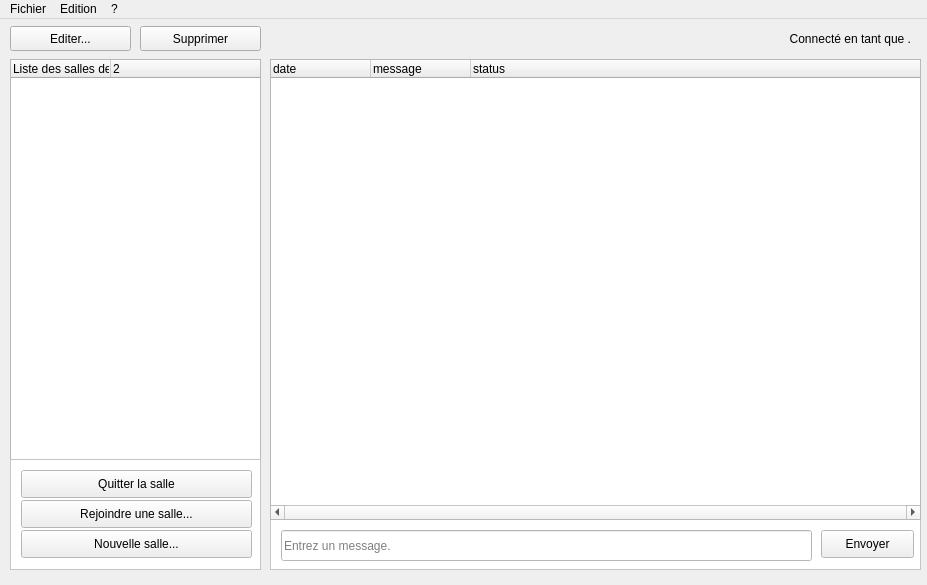
Old version of the form Chat/viewChat.ui in the repository edri/ProjetChat2015.
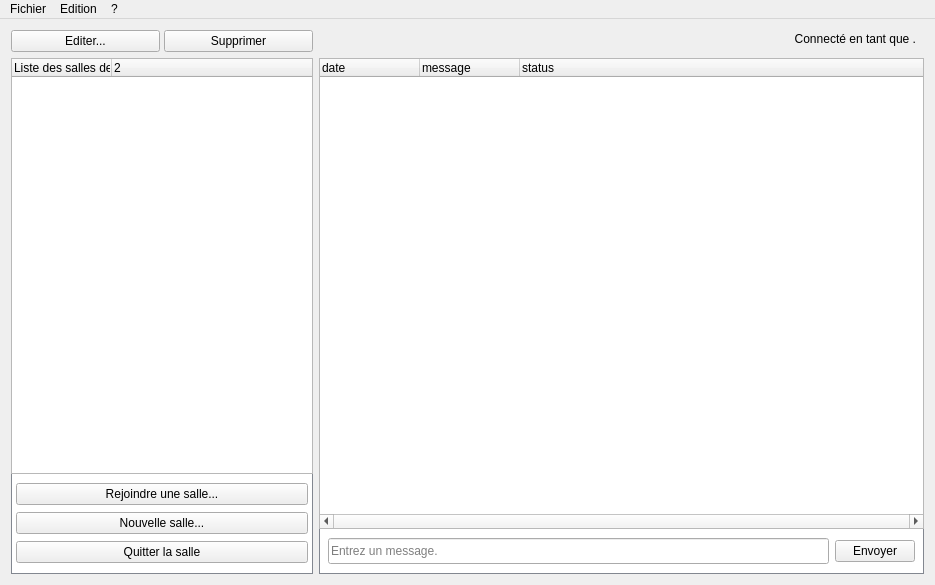
New version of the form. Icons and pictures are not drawn.

Commit message: Redimensionnement dynamique de la fenêtre de chat.

```diff
--- a/Chat/viewChat.ui
+++ b/Chat/viewChat.ui
@@ -6,7 +6,7 @@
    <rect>
     <x>0</x>
     <y>0</y>
-    <width>927</width>
+    <width>935</width>
     <height>585</height>
    </rect>
   </property>
@@ -14,184 +14,31 @@
    <string>Chat</string>
   </property>
   <widget class="QWidget" name="centralWidget">
-   <widget class="QLabel" name="lbl_connectedAs">
-    <property name="geometry">
-     <rect>
-      <x>280</x>
-      <y>10</y>
-      <width>631</width>
-      <height>20</height>
-     </rect>
-    </property>
-    <property name="text">
-     <string>Connecté en tant que &lt;b&gt;&lt;/b&gt;.</string>
-    </property>
-    <property name="alignment">
-     <set>Qt::AlignRight|Qt::AlignTrailing|Qt::AlignVCenter</set>
-    </property>
-   </widget>
-   <widget class="QScrollArea" name="sca_buttons">
-    <property name="geometry">
-     <rect>
-      <x>10</x>
-      <y>440</y>
-      <width>251</width>
-      <height>111</height>
-     </rect>
-    </property>
-    <property name="palette">
-     <palette>
-      <active>
-       <colorrole role="Base">
-        <brush brushstyle="SolidPattern">
-         <color alpha="255">
-          <red>255</red>
-          <green>255</green>
-          <blue>255</blue>
-         </color>
-        </brush>
-       </colorrole>
-       <colorrole role="Window">
-        <brush brushstyle="SolidPattern">
-         <color alpha="255">
-          <red>255</red>
-          <green>255</green>
-          <blue>255</blue>
-         </color>
-        </brush>
-       </colorrole>
-      </active>
-      <inactive>
-       <colorrole role="Base">
-        <brush brushstyle="SolidPattern">
-         <color alpha="255">
-          <red>255</red>
-          <green>255</green>
-          <blue>255</blue>
-         </color>
-        </brush>
-       </colorrole>
-       <colorrole role="Window">
-        <brush brushstyle="SolidPattern">
-         <color alpha="255">
-          <red>255</red>
-          <green>255</green>
-          <blue>255</blue>
-         </color>
-        </brush>
-       </colorrole>
-      </inactive>
-      <disabled>
-       <colorrole role="Base">
-        <brush brushstyle="SolidPattern">
-         <color alpha="255">
-          <red>255</red>
-          <green>255</green>
-          <blue>255</blue>
-         </color>
-        </brush>
-       </colorrole>
-       <colorrole role="Window">
-        <brush brushstyle="SolidPattern">
-         <color alpha="255">
-          <red>255</red>
-          <green>255</green>
-          <blue>255</blue>
-         </color>
-        </brush>
-       </colorrole>
-      </disabled>
-     </palette>
-    </property>
-    <property name="frameShape">
-     <enum>QFrame::StyledPanel</enum>
-    </property>
-    <property name="frameShadow">
-     <enum>QFrame::Sunken</enum>
-    </property>
-    <property name="midLineWidth">
+   <layout class="QHBoxLayout" name="horizontalLayout_6">
+    <item>
+     <layout class="QGridLayout" name="gridLayout_4" columnstretch="1,2" columnminimumwidth="300,500">
+      <property name="topMargin">
+       <number>0</number>
+      </property>
+      <item row="1" column="0">
+       <layout class="QVBoxLayout" name="verticalLayout_3" stretch="0,0">
+        <property name="spacing">
      <number>0</number>
     </property>
-    <property name="verticalScrollBarPolicy">
-     <enum>Qt::ScrollBarAlwaysOff</enum>
-    </property>
-    <property name="horizontalScrollBarPolicy">
-     <enum>Qt::ScrollBarAlwaysOff</enum>
-    </property>
-    <property name="widgetResizable">
-     <bool>true</bool>
-    </property>
-    <widget class="QWidget" name="scrollAreaWidgetContents_3">
-     <property name="geometry">
-      <rect>
-       <x>0</x>
-       <y>0</y>
-       <width>249</width>
-       <height>109</height>
-      </rect>
-     </property>
-     <widget class="QPushButton" name="btn_newRoom">
-      <property name="geometry">
-       <rect>
-        <x>10</x>
-        <y>70</y>
-        <width>231</width>
-        <height>28</height>
-       </rect>
-      </property>
-      <property name="text">
-       <string>Nouvelle salle...</string>
-      </property>
-      <property name="default">
-       <bool>false</bool>
-      </property>
-      <property name="flat">
-       <bool>false</bool>
-      </property>
-     </widget>
-     <widget class="QPushButton" name="btn_leaveRoom">
-      <property name="geometry">
-       <rect>
-        <x>10</x>
-        <y>10</y>
-        <width>231</width>
-        <height>28</height>
-       </rect>
-      </property>
-      <property name="text">
-       <string>Quitter la salle</string>
-      </property>
-     </widget>
-     <widget class="QPushButton" name="btn_joinRoom">
-      <property name="geometry">
-       <rect>
-        <x>10</x>
-        <y>40</y>
-        <width>231</width>
-        <height>28</height>
-       </rect>
-      </property>
-      <property name="text">
-       <string>Rejoindre une salle...</string>
-      </property>
-     </widget>
-    </widget>
-   </widget>
+        <item>
    <widget class="QTreeWidget" name="tre_rooms">
-    <property name="geometry">
-     <rect>
-      <x>10</x>
-      <y>40</y>
-      <width>251</width>
-      <height>401</height>
-     </rect>
-    </property>
     <property name="verticalScrollBarPolicy">
      <enum>Qt::ScrollBarAsNeeded</enum>
     </property>
     <property name="sizeAdjustPolicy">
      <enum>QAbstractScrollArea::AdjustIgnored</enum>
     </property>
+          <property name="iconSize">
+           <size>
+            <width>30</width>
+            <height>30</height>
+           </size>
+          </property>
     <column>
      <property name="text">
       <string>Liste des salles de discussion</string>
@@ -209,18 +56,107 @@
      </property>
     </column>
    </widget>
-   <widget class="QScrollArea" name="sca_message">
-    <property name="geometry">
-     <rect>
-      <x>270</x>
-      <y>500</y>
-      <width>651</width>
-      <height>51</height>
-     </rect>
+        </item>
+        <item>
+         <layout class="QVBoxLayout" name="verticalLayout_8">
+          <item>
+           <widget class="QWidget" name="wdg_roomButtons" native="true">
+            <property name="sizePolicy">
+             <sizepolicy hsizetype="Expanding" vsizetype="Fixed">
+              <horstretch>0</horstretch>
+              <verstretch>0</verstretch>
+             </sizepolicy>
+            </property>
+            <property name="minimumSize">
+             <size>
+              <width>0</width>
+              <height>100</height>
+             </size>
     </property>
     <property name="palette">
      <palette>
       <active>
+               <colorrole role="WindowText">
+                <brush brushstyle="SolidPattern">
+                 <color alpha="255">
+                  <red>0</red>
+                  <green>0</green>
+                  <blue>0</blue>
+                 </color>
+                </brush>
+               </colorrole>
+               <colorrole role="Button">
+                <brush brushstyle="SolidPattern">
+                 <color alpha="255">
+                  <red>255</red>
+                  <green>255</green>
+                  <blue>255</blue>
+                 </color>
+                </brush>
+               </colorrole>
+               <colorrole role="Light">
+                <brush brushstyle="SolidPattern">
+                 <color alpha="255">
+                  <red>255</red>
+                  <green>255</green>
+                  <blue>255</blue>
+                 </color>
+                </brush>
+               </colorrole>
+               <colorrole role="Midlight">
+                <brush brushstyle="SolidPattern">
+                 <color alpha="255">
+                  <red>255</red>
+                  <green>255</green>
+                  <blue>255</blue>
+                 </color>
+                </brush>
+               </colorrole>
+               <colorrole role="Dark">
+                <brush brushstyle="SolidPattern">
+                 <color alpha="255">
+                  <red>127</red>
+                  <green>127</green>
+                  <blue>127</blue>
+                 </color>
+                </brush>
+               </colorrole>
+               <colorrole role="Mid">
+                <brush brushstyle="SolidPattern">
+                 <color alpha="255">
+                  <red>170</red>
+                  <green>170</green>
+                  <blue>170</blue>
+                 </color>
+                </brush>
+               </colorrole>
+               <colorrole role="Text">
+                <brush brushstyle="SolidPattern">
+                 <color alpha="255">
+                  <red>0</red>
+                  <green>0</green>
+                  <blue>0</blue>
+                 </color>
+                </brush>
+               </colorrole>
+               <colorrole role="BrightText">
+                <brush brushstyle="SolidPattern">
+                 <color alpha="255">
+                  <red>255</red>
+                  <green>255</green>
+                  <blue>255</blue>
+                 </color>
+                </brush>
+               </colorrole>
+               <colorrole role="ButtonText">
+                <brush brushstyle="SolidPattern">
+                 <color alpha="255">
+                  <red>0</red>
+                  <green>0</green>
+                  <blue>0</blue>
+                 </color>
+                </brush>
+               </colorrole>
        <colorrole role="Base">
         <brush brushstyle="SolidPattern">
          <color alpha="255">
@@ -239,8 +175,125 @@
          </color>
         </brush>
        </colorrole>
+               <colorrole role="Shadow">
+                <brush brushstyle="SolidPattern">
+                 <color alpha="255">
+                  <red>0</red>
+                  <green>0</green>
+                  <blue>0</blue>
+                 </color>
+                </brush>
+               </colorrole>
+               <colorrole role="AlternateBase">
+                <brush brushstyle="SolidPattern">
+                 <color alpha="255">
+                  <red>255</red>
+                  <green>255</green>
+                  <blue>255</blue>
+                 </color>
+                </brush>
+               </colorrole>
+               <colorrole role="ToolTipBase">
+                <brush brushstyle="SolidPattern">
+                 <color alpha="255">
+                  <red>255</red>
+                  <green>255</green>
+                  <blue>220</blue>
+                 </color>
+                </brush>
+               </colorrole>
+               <colorrole role="ToolTipText">
+                <brush brushstyle="SolidPattern">
+                 <color alpha="255">
+                  <red>0</red>
+                  <green>0</green>
+                  <blue>0</blue>
+                 </color>
+                </brush>
+               </colorrole>
       </active>
       <inactive>
+               <colorrole role="WindowText">
+                <brush brushstyle="SolidPattern">
+                 <color alpha="255">
+                  <red>0</red>
+                  <green>0</green>
+                  <blue>0</blue>
+                 </color>
+                </brush>
+               </colorrole>
+               <colorrole role="Button">
+                <brush brushstyle="SolidPattern">
+                 <color alpha="255">
+                  <red>255</red>
+                  <green>255</green>
+                  <blue>255</blue>
+                 </color>
+                </brush>
+               </colorrole>
+               <colorrole role="Light">
+                <brush brushstyle="SolidPattern">
+                 <color alpha="255">
+                  <red>255</red>
+                  <green>255</green>
+                  <blue>255</blue>
+                 </color>
+                </brush>
+               </colorrole>
+               <colorrole role="Midlight">
+                <brush brushstyle="SolidPattern">
+                 <color alpha="255">
+                  <red>255</red>
+                  <green>255</green>
+                  <blue>255</blue>
+                 </color>
+                </brush>
+               </colorrole>
+               <colorrole role="Dark">
+                <brush brushstyle="SolidPattern">
+                 <color alpha="255">
+                  <red>127</red>
+                  <green>127</green>
+                  <blue>127</blue>
+                 </color>
+                </brush>
+               </colorrole>
+               <colorrole role="Mid">
+                <brush brushstyle="SolidPattern">
+                 <color alpha="255">
+                  <red>170</red>
+                  <green>170</green>
+                  <blue>170</blue>
+                 </color>
+                </brush>
+               </colorrole>
+               <colorrole role="Text">
+                <brush brushstyle="SolidPattern">
+                 <color alpha="255">
+                  <red>0</red>
+                  <green>0</green>
+                  <blue>0</blue>
+                 </color>
+                </brush>
+               </colorrole>
+               <colorrole role="BrightText">
+                <brush brushstyle="SolidPattern">
+                 <color alpha="255">
+                  <red>255</red>
+                  <green>255</green>
+                  <blue>255</blue>
+                 </color>
+                </brush>
+               </colorrole>
+               <colorrole role="ButtonText">
+                <brush brushstyle="SolidPattern">
+                 <color alpha="255">
+                  <red>0</red>
+                  <green>0</green>
+                  <blue>0</blue>
+                 </color>
+                </brush>
+               </colorrole>
        <colorrole role="Base">
         <brush brushstyle="SolidPattern">
          <color alpha="255">
@@ -259,8 +312,125 @@
          </color>
         </brush>
        </colorrole>
+               <colorrole role="Shadow">
+                <brush brushstyle="SolidPattern">
+                 <color alpha="255">
+                  <red>0</red>
+                  <green>0</green>
+                  <blue>0</blue>
+                 </color>
+                </brush>
+               </colorrole>
+               <colorrole role="AlternateBase">
+                <brush brushstyle="SolidPattern">
+                 <color alpha="255">
+                  <red>255</red>
+                  <green>255</green>
+                  <blue>255</blue>
+                 </color>
+                </brush>
+               </colorrole>
+               <colorrole role="ToolTipBase">
+                <brush brushstyle="SolidPattern">
+                 <color alpha="255">
+                  <red>255</red>
+                  <green>255</green>
+                  <blue>220</blue>
+                 </color>
+                </brush>
+               </colorrole>
+               <colorrole role="ToolTipText">
+                <brush brushstyle="SolidPattern">
+                 <color alpha="255">
+                  <red>0</red>
+                  <green>0</green>
+                  <blue>0</blue>
+                 </color>
+                </brush>
+               </colorrole>
       </inactive>
       <disabled>
+               <colorrole role="WindowText">
+                <brush brushstyle="SolidPattern">
+                 <color alpha="255">
+                  <red>127</red>
+                  <green>127</green>
+                  <blue>127</blue>
+                 </color>
+                </brush>
+               </colorrole>
+               <colorrole role="Button">
+                <brush brushstyle="SolidPattern">
+                 <color alpha="255">
+                  <red>255</red>
+                  <green>255</green>
+                  <blue>255</blue>
+                 </color>
+                </brush>
+               </colorrole>
+               <colorrole role="Light">
+                <brush brushstyle="SolidPattern">
+                 <color alpha="255">
+                  <red>255</red>
+                  <green>255</green>
+                  <blue>255</blue>
+                 </color>
+                </brush>
+               </colorrole>
+               <colorrole role="Midlight">
+                <brush brushstyle="SolidPattern">
+                 <color alpha="255">
+                  <red>255</red>
+                  <green>255</green>
+                  <blue>255</blue>
+                 </color>
+                </brush>
+               </colorrole>
+               <colorrole role="Dark">
+                <brush brushstyle="SolidPattern">
+                 <color alpha="255">
+                  <red>127</red>
+                  <green>127</green>
+                  <blue>127</blue>
+                 </color>
+                </brush>
+               </colorrole>
+               <colorrole role="Mid">
+                <brush brushstyle="SolidPattern">
+                 <color alpha="255">
+                  <red>170</red>
+                  <green>170</green>
+                  <blue>170</blue>
+                 </color>
+                </brush>
+               </colorrole>
+               <colorrole role="Text">
+                <brush brushstyle="SolidPattern">
+                 <color alpha="255">
+                  <red>127</red>
+                  <green>127</green>
+                  <blue>127</blue>
+                 </color>
+                </brush>
+               </colorrole>
+               <colorrole role="BrightText">
+                <brush brushstyle="SolidPattern">
+                 <color alpha="255">
+                  <red>255</red>
+                  <green>255</green>
+                  <blue>255</blue>
+                 </color>
+                </brush>
+               </colorrole>
+               <colorrole role="ButtonText">
+                <brush brushstyle="SolidPattern">
+                 <color alpha="255">
+                  <red>127</red>
+                  <green>127</green>
+                  <blue>127</blue>
+                 </color>
+                </brush>
+               </colorrole>
        <colorrole role="Base">
         <brush brushstyle="SolidPattern">
          <color alpha="255">
@@ -279,82 +449,141 @@
          </color>
         </brush>
        </colorrole>
+               <colorrole role="Shadow">
+                <brush brushstyle="SolidPattern">
+                 <color alpha="255">
+                  <red>0</red>
+                  <green>0</green>
+                  <blue>0</blue>
+                 </color>
+                </brush>
+               </colorrole>
+               <colorrole role="AlternateBase">
+                <brush brushstyle="SolidPattern">
+                 <color alpha="255">
+                  <red>255</red>
+                  <green>255</green>
+                  <blue>255</blue>
+                 </color>
+                </brush>
+               </colorrole>
+               <colorrole role="ToolTipBase">
+                <brush brushstyle="SolidPattern">
+                 <color alpha="255">
+                  <red>255</red>
+                  <green>255</green>
+                  <blue>220</blue>
+                 </color>
+                </brush>
+               </colorrole>
+               <colorrole role="ToolTipText">
+                <brush brushstyle="SolidPattern">
+                 <color alpha="255">
+                  <red>0</red>
+                  <green>0</green>
+                  <blue>0</blue>
+                 </color>
+                </brush>
+               </colorrole>
       </disabled>
      </palette>
     </property>
-    <property name="frameShape">
-     <enum>QFrame::StyledPanel</enum>
-    </property>
-    <property name="frameShadow">
-     <enum>QFrame::Sunken</enum>
-    </property>
-    <property name="midLineWidth">
+            <property name="autoFillBackground">
+             <bool>false</bool>
+            </property>
+            <property name="styleSheet">
+             <string notr="true">QWidget#wdg_roomButtons
+{
+	background-color: white;
+	border-left: 1px solid #828790;
+	border-bottom: 1px solid #828790;
+	border-right: 1px solid #828790;
+}</string>
+            </property>
+            <layout class="QVBoxLayout" name="verticalLayout_10">
+             <property name="spacing">
+              <number>3</number>
+             </property>
+             <property name="leftMargin">
+              <number>5</number>
+             </property>
+             <property name="topMargin">
+              <number>5</number>
+             </property>
+             <property name="rightMargin">
+              <number>5</number>
+             </property>
+             <property name="bottomMargin">
+              <number>5</number>
+             </property>
+             <item>
+              <widget class="QPushButton" name="btn_joinRoom">
+               <property name="sizePolicy">
+                <sizepolicy hsizetype="Minimum" vsizetype="Fixed">
+                 <horstretch>0</horstretch>
+                 <verstretch>0</verstretch>
+                </sizepolicy>
+               </property>
+               <property name="text">
+                <string>Rejoindre une salle...</string>
+               </property>
+               <property name="autoDefault">
+                <bool>false</bool>
+               </property>
+               <property name="default">
+                <bool>false</bool>
+               </property>
+               <property name="flat">
+                <bool>false</bool>
+               </property>
+              </widget>
+             </item>
+             <item>
+              <widget class="QPushButton" name="btn_newRoom">
+               <property name="text">
+                <string>Nouvelle salle...</string>
+               </property>
+               <property name="default">
+                <bool>false</bool>
+               </property>
+               <property name="flat">
+                <bool>false</bool>
+               </property>
+              </widget>
+             </item>
+             <item>
+              <widget class="QPushButton" name="btn_leaveRoom">
+               <property name="sizePolicy">
+                <sizepolicy hsizetype="Expanding" vsizetype="Fixed">
+                 <horstretch>0</horstretch>
+                 <verstretch>0</verstretch>
+                </sizepolicy>
+               </property>
+               <property name="text">
+                <string>Quitter la salle</string>
+               </property>
+              </widget>
+             </item>
+            </layout>
+            <zorder>btn_joinRoom</zorder>
+            <zorder>btn_newRoom</zorder>
+            <zorder>btn_leaveRoom</zorder>
+            <zorder>btn_joinRoom</zorder>
+            <zorder>btn_newRoom</zorder>
+            <zorder>btn_leaveRoom</zorder>
+           </widget>
+          </item>
+         </layout>
+        </item>
+       </layout>
+      </item>
+      <item row="1" column="1">
+       <layout class="QVBoxLayout" name="verticalLayout_4">
+        <property name="spacing">
      <number>0</number>
     </property>
-    <property name="verticalScrollBarPolicy">
-     <enum>Qt::ScrollBarAlwaysOff</enum>
-    </property>
-    <property name="horizontalScrollBarPolicy">
-     <enum>Qt::ScrollBarAlwaysOff</enum>
-    </property>
-    <property name="widgetResizable">
-     <bool>true</bool>
-    </property>
-    <widget class="QWidget" name="scrollAreaWidgetContents_4">
-     <property name="geometry">
-      <rect>
-       <x>0</x>
-       <y>0</y>
-       <width>649</width>
-       <height>49</height>
-      </rect>
-     </property>
-     <widget class="QLineEdit" name="ldt_message">
-      <property name="geometry">
-       <rect>
-        <x>10</x>
-        <y>10</y>
-        <width>531</width>
-        <height>31</height>
-       </rect>
-      </property>
-      <property name="inputMask">
-       <string/>
-      </property>
-      <property name="text">
-       <string/>
-      </property>
-      <property name="frame">
-       <bool>true</bool>
-      </property>
-      <property name="placeholderText">
-       <string>Entrez un message.</string>
-      </property>
-     </widget>
-     <widget class="QPushButton" name="btn_send">
-      <property name="geometry">
-       <rect>
-        <x>550</x>
-        <y>10</y>
-        <width>93</width>
-        <height>28</height>
-       </rect>
-      </property>
-      <property name="text">
-       <string>Envoyer</string>
-      </property>
-     </widget>
-    </widget>
-   </widget>
+        <item>
    <widget class="QTreeWidget" name="tre_messages">
-    <property name="geometry">
-     <rect>
-      <x>270</x>
-      <y>40</y>
-      <width>651</width>
-      <height>461</height>
-     </rect>
-    </property>
     <property name="horizontalScrollBarPolicy">
      <enum>Qt::ScrollBarAlwaysOn</enum>
     </property>
@@ -398,31 +627,97 @@
      </property>
     </column>
    </widget>
-   <widget class="QPushButton" name="btn_delete">
-    <property name="geometry">
-     <rect>
-      <x>140</x>
-      <y>7</y>
-      <width>121</width>
-      <height>25</height>
-     </rect>
-    </property>
+        </item>
+        <item>
+         <layout class="QHBoxLayout" name="horizontalLayout_4">
+          <item>
+           <widget class="QWidget" name="wdg_chat" native="true">
+            <property name="sizePolicy">
+             <sizepolicy hsizetype="Expanding" vsizetype="Fixed">
+              <horstretch>0</horstretch>
+              <verstretch>0</verstretch>
+             </sizepolicy>
+            </property>
+            <property name="minimumSize">
+             <size>
+              <width>0</width>
+              <height>45</height>
+             </size>
+            </property>
+            <property name="styleSheet">
+             <string notr="true">QWidget#wdg_chat
+{
+	background-color: white;
+	border-left: 1px solid #828790;
+	border-bottom: 1px solid #828790;
+	border-right: 1px solid #828790;
+}</string>
+            </property>
+            <layout class="QHBoxLayout" name="horizontalLayout_7">
+             <property name="leftMargin">
+              <number>9</number>
+             </property>
+             <property name="topMargin">
+              <number>5</number>
+             </property>
+             <property name="rightMargin">
+              <number>9</number>
+             </property>
+             <property name="bottomMargin">
+              <number>5</number>
+             </property>
+             <item>
+              <widget class="QLineEdit" name="ldt_message">
+               <property name="minimumSize">
+                <size>
+                 <width>0</width>
+                 <height>26</height>
+                </size>
+               </property>
+               <property name="inputMask">
+                <string/>
+               </property>
     <property name="text">
-     <string>Supprimer</string>
-    </property>
-    <property name="flat">
-     <bool>false</bool>
-    </property>
-   </widget>
+                <string/>
+               </property>
+               <property name="frame">
+                <bool>true</bool>
+               </property>
+               <property name="placeholderText">
+                <string>Entrez un message.</string>
+               </property>
+              </widget>
+             </item>
+             <item>
+              <widget class="QPushButton" name="btn_send">
+               <property name="text">
+                <string>Envoyer</string>
+               </property>
+              </widget>
+             </item>
+            </layout>
+           </widget>
+          </item>
+         </layout>
+        </item>
+       </layout>
+      </item>
+      <item row="0" column="0">
+       <layout class="QHBoxLayout" name="horizontalLayout_2">
+        <property name="spacing">
+         <number>4</number>
+        </property>
+        <property name="sizeConstraint">
+         <enum>QLayout::SetDefaultConstraint</enum>
+        </property>
+        <property name="topMargin">
+         <number>0</number>
+        </property>
+        <property name="bottomMargin">
+         <number>0</number>
+        </property>
+        <item>
    <widget class="QPushButton" name="btn_edit">
-    <property name="geometry">
-     <rect>
-      <x>10</x>
-      <y>7</y>
-      <width>121</width>
-      <height>25</height>
-     </rect>
-    </property>
     <property name="styleSheet">
      <string notr="true"/>
     </property>
@@ -433,7 +728,48 @@
      <bool>false</bool>
     </property>
    </widget>
-   <zorder>lbl_connectedAs</zorder>
+        </item>
+        <item>
+         <widget class="QPushButton" name="btn_delete">
+          <property name="text">
+           <string>Supprimer</string>
+          </property>
+          <property name="flat">
+           <bool>false</bool>
+          </property>
+         </widget>
+        </item>
+       </layout>
+      </item>
+      <item row="0" column="1">
+       <layout class="QHBoxLayout" name="horizontalLayout_3">
+        <property name="sizeConstraint">
+         <enum>QLayout::SetDefaultConstraint</enum>
+        </property>
+        <property name="topMargin">
+         <number>0</number>
+        </property>
+        <property name="rightMargin">
+         <number>8</number>
+        </property>
+        <property name="bottomMargin">
+         <number>3</number>
+        </property>
+        <item>
+         <widget class="QLabel" name="lbl_connectedAs">
+          <property name="text">
+           <string>Connecté en tant que &lt;b&gt;&lt;/b&gt;.</string>
+          </property>
+          <property name="alignment">
+           <set>Qt::AlignRight|Qt::AlignTrailing|Qt::AlignVCenter</set>
+          </property>
+         </widget>
+        </item>
+       </layout>
+      </item>
+     </layout>
+    </item>
+   </layout>
    <zorder>tre_rooms</zorder>
    <zorder>sca_message</zorder>
    <zorder>tre_messages</zorder>
@@ -446,7 +782,7 @@
     <rect>
      <x>0</x>
      <y>0</y>
-     <width>927</width>
+     <width>935</width>
      <height>26</height>
     </rect>
    </property>
```
Left out of the diff: 11 changed lines with no effect on the pictures. Lines whose indentation alone changed are shown as unchanged. The commit also changes 6 other files.
